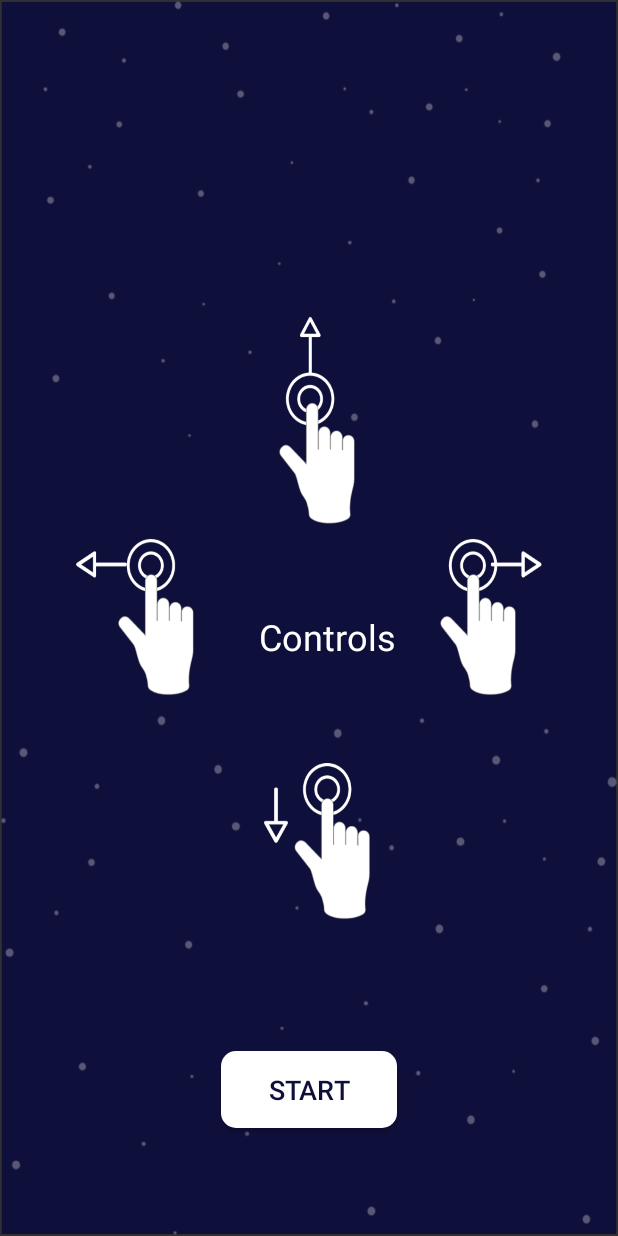
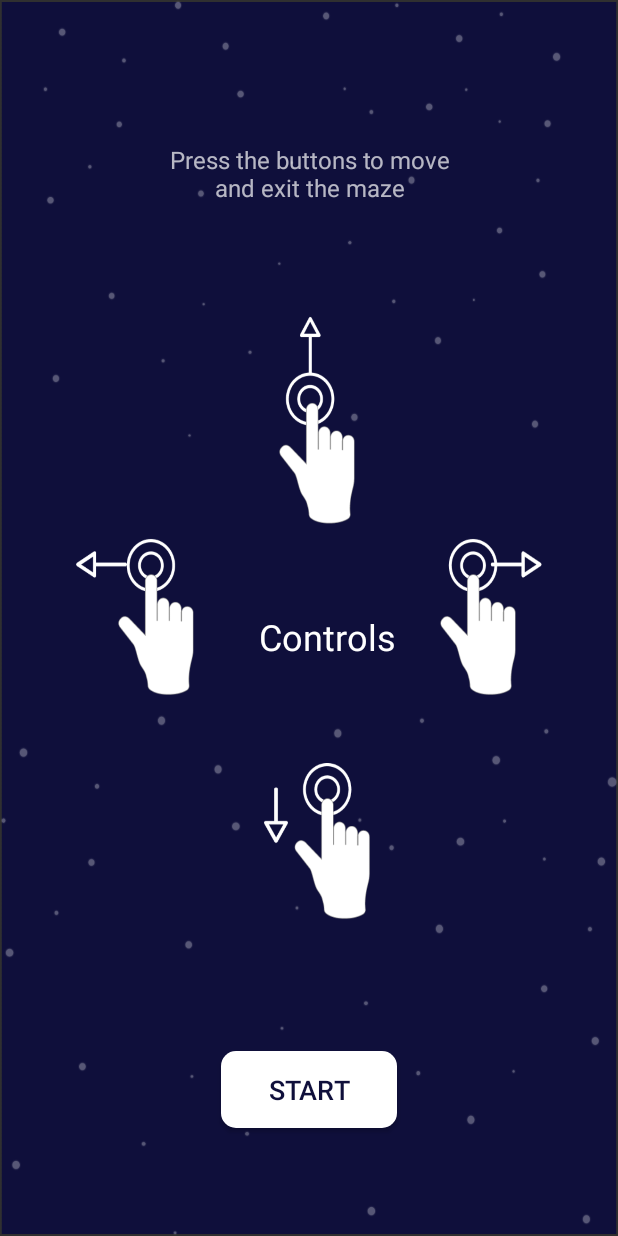
Before and after one commit to NymaXx/Taller_Grupal_EA_2021-1_CLIENT2, an Android app: the Instructions_activity screen opened directly, with no data from a screen before it, on a phone screen of 412 x 824 dp. Run offline under Robolectric (Android 15) with nearby library versions, the phone set to English and light mode, and no system bars.

Commit message:
ajusts posiciones interfaz (2)

```diff
--- a/app/src/main/res/layout/activity_instructions_activity.xml
+++ b/app/src/main/res/layout/activity_instructions_activity.xml
@@ -33,4 +33,16 @@
         app:layout_constraintBottom_toBottomOf="parent"
         app:layout_constraintEnd_toEndOf="parent"
         app:layout_constraintStart_toStartOf="parent" />
+
+    <TextView
+        android:id="@+id/textView"
+        android:layout_width="194dp"
+        android:layout_height="64dp"
+        android:layout_marginTop="95dp"
+        android:text="Press the buttons to move and exit the maze"
+        android:textAlignment="center"
+        android:textSize="16sp"
+        app:layout_constraintEnd_toEndOf="parent"
+        app:layout_constraintStart_toStartOf="parent"
+        app:layout_constraintTop_toTopOf="parent" />
 </androidx.constraintlayout.widget.ConstraintLayout>
```
Also changed, not shown: app/src/main/res/layout/activity_main.xml (+14 -14 lines).
